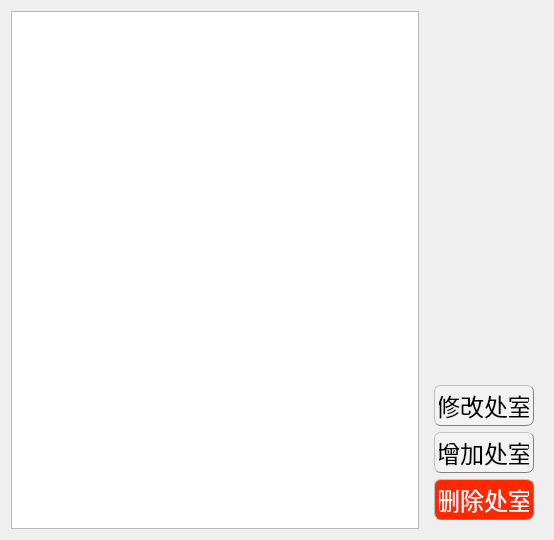
Above: dptmanagedialog.ui from EsZHU/QtExamSystem before the change. Below: the same form after it.
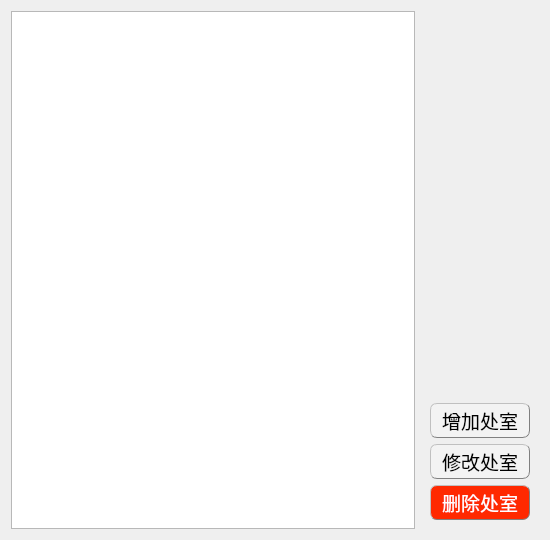
That is the form after the change.

What changed in the file:
```diff
--- a/dptmanagedialog.ui
+++ b/dptmanagedialog.ui
@@ -6,7 +6,7 @@
    <rect>
     <x>0</x>
     <y>0</y>
-    <width>554</width>
+    <width>550</width>
     <height>540</height>
    </rect>
   </property>
@@ -18,7 +18,7 @@
   </property>
   <property name="maximumSize">
    <size>
-    <width>16777215</width>
+    <width>550</width>
     <height>16777215</height>
    </size>
   </property>
@@ -30,7 +30,7 @@
     <widget class="QTableWidget" name="tableWidget">
      <property name="font">
       <font>
-       <pointsize>18</pointsize>
+       <pointsize>16</pointsize>
       </font>
      </property>
     </widget>
@@ -51,35 +51,6 @@
         </property>
        </spacer>
       </item>
-      <item>
-       <widget class="QPushButton" name="changeDptButton">
-        <property name="minimumSize">
-         <size>
-          <width>100</width>
-          <height>0</height>
-         </size>
-        </property>
-        <property name="maximumSize">
-         <size>
-          <width>100</width>
-          <height>16777215</height>
-         </size>
-        </property>
-        <property name="font">
-         <font>
-          <pointsize>18</pointsize>
-         </font>
-        </property>
-        <property name="styleSheet">
-         <string notr="true">QPushButton{background-color: rgb(243, 243, 243);border:0.5px groove gray;border-radius:7px;padding:2px 4px;border-style: outset;}
-QPushButton:hover{background-color:rgb(229, 241, 251); color: black;}
-QPushButton:pressed{background-color:rgb(191, 190, 192);border-style: inset;}</string>
-        </property>
-        <property name="text">
-         <string>修改处室</string>
-        </property>
-       </widget>
-      </item>
       <item>
        <widget class="QPushButton" name="addDptButton">
         <property name="minimumSize">
@@ -96,7 +67,7 @@
         </property>
         <property name="font">
          <font>
-          <pointsize>18</pointsize>
+          <pointsize>14</pointsize>
          </font>
         </property>
         <property name="styleSheet">
@@ -109,6 +80,35 @@
         </property>
        </widget>
       </item>
+      <item>
+       <widget class="QPushButton" name="changeDptButton">
+        <property name="minimumSize">
+         <size>
+          <width>100</width>
+          <height>0</height>
+         </size>
+        </property>
+        <property name="maximumSize">
+         <size>
+          <width>100</width>
+          <height>16777215</height>
+         </size>
+        </property>
+        <property name="font">
+         <font>
+          <pointsize>14</pointsize>
+         </font>
+        </property>
+        <property name="styleSheet">
+         <string notr="true">QPushButton{background-color: rgb(243, 243, 243);border:0.5px groove gray;border-radius:7px;padding:2px 4px;border-style: outset;}
+QPushButton:hover{background-color:rgb(229, 241, 251); color: black;}
+QPushButton:pressed{background-color:rgb(191, 190, 192);border-style: inset;}</string>
+        </property>
+        <property name="text">
+         <string>修改处室</string>
+        </property>
+       </widget>
+      </item>
       <item>
        <widget class="QPushButton" name="deleteDptButton">
         <property name="minimumSize">
@@ -125,7 +125,7 @@
         </property>
         <property name="font">
          <font>
-          <pointsize>18</pointsize>
+          <pointsize>14</pointsize>
          </font>
         </property>
         <property name="styleSheet">
```
